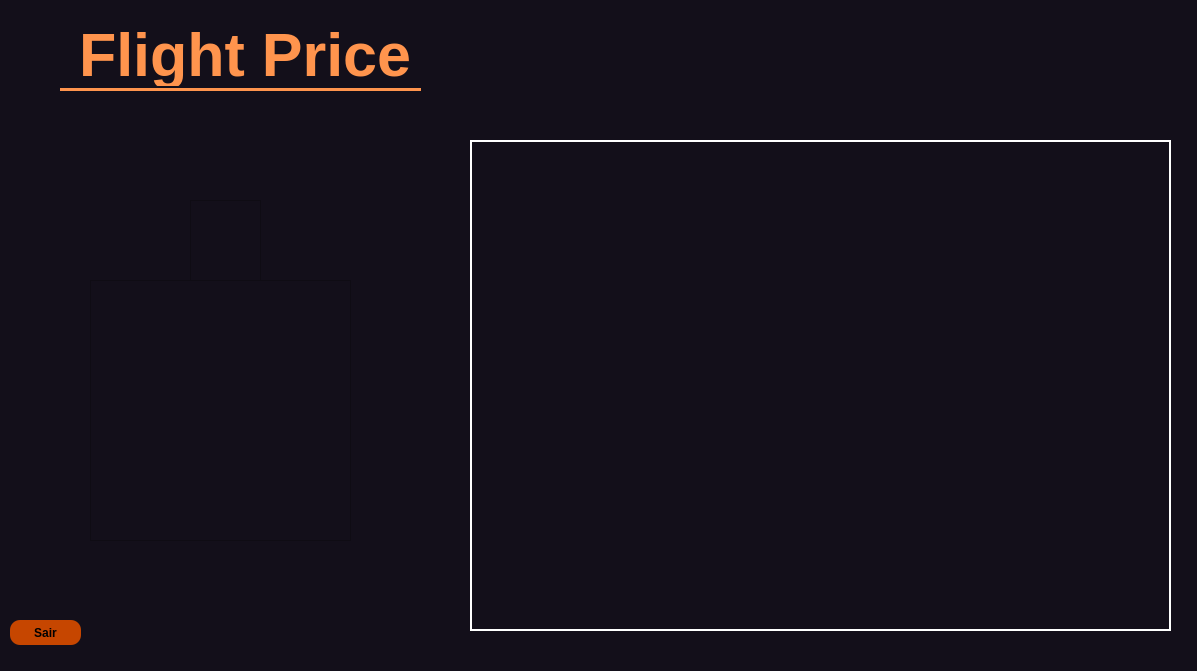
This is telas/tela_principal.ui in Alisson-Rodrigo/FlightPrice as Qt 5 draws it before an edit. The edited form follows.
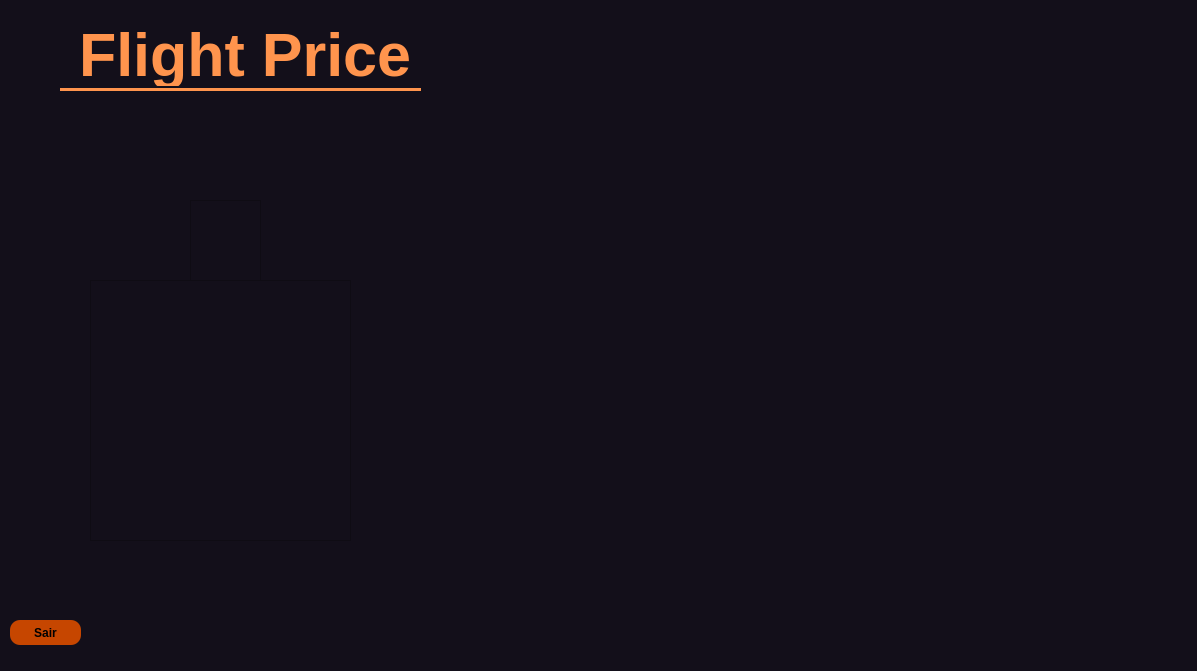
This is the edited form. Icons and pictures are not drawn.

What changed in the file:
```diff
--- a/telas/tela_principal.ui
+++ b/telas/tela_principal.ui
@@ -94,32 +94,6 @@
      <enum>QFrame::Raised</enum>
     </property>
    </widget>
-   <widget class="QScrollArea" name="scrollArea">
-    <property name="geometry">
-     <rect>
-      <x>470</x>
-      <y>140</y>
-      <width>701</width>
-      <height>491</height>
-     </rect>
-    </property>
-    <property name="styleSheet">
-     <string notr="true">border: 1px solid white;</string>
-    </property>
-    <property name="widgetResizable">
-     <bool>true</bool>
-    </property>
-    <widget class="QWidget" name="scrollAreaWidgetContents">
-     <property name="geometry">
-      <rect>
-       <x>0</x>
-       <y>0</y>
-       <width>699</width>
-       <height>489</height>
-      </rect>
-     </property>
-    </widget>
-   </widget>
    <widget class="QPushButton" name="pushButton_3">
     <property name="geometry">
      <rect>
```
Left out of the diff: 1 changed line with no effect on the pictures.
